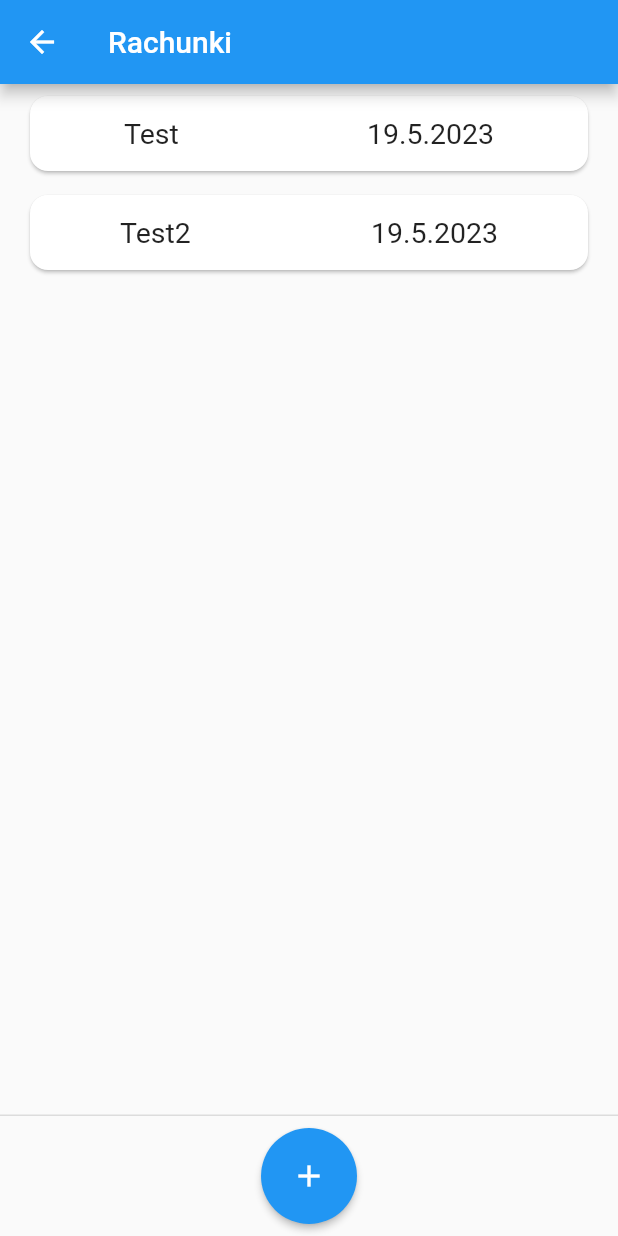
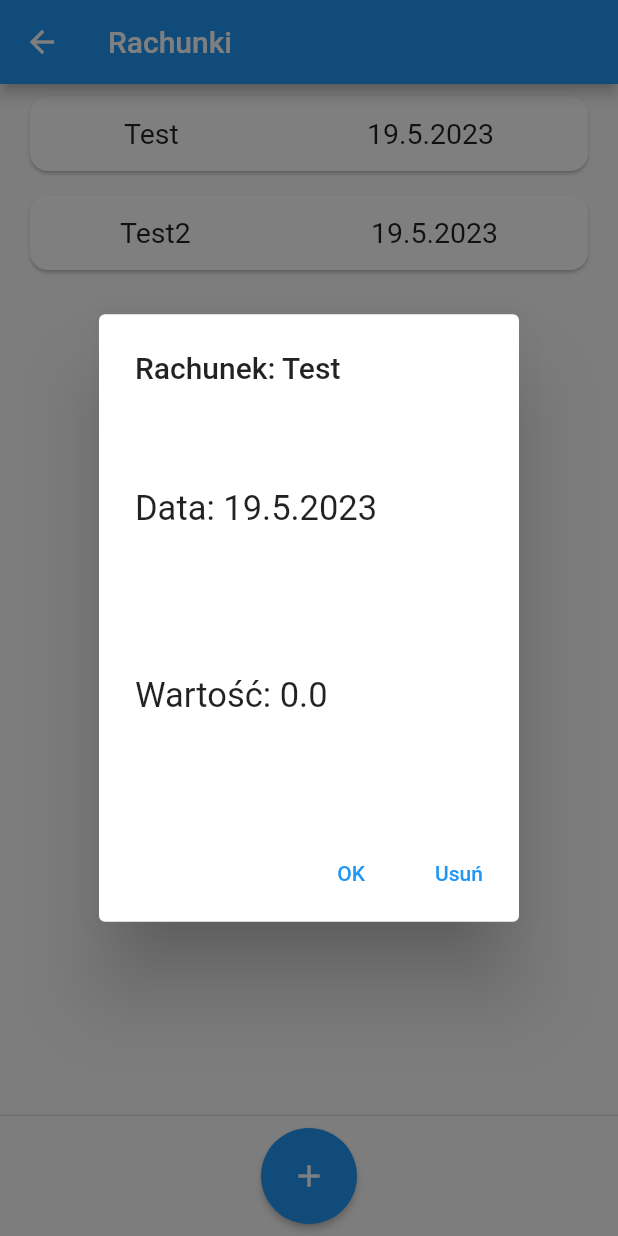
Before and after one commit to JPiotr/homeFinance, a Flutter app: the ReciptPage screen opened by its route, after a tap on "Test", on a phone screen of 412 x 824 dp. Run offline on Flutter 3.47's test engine with Material 2 defaults, Android fonts, the phone set to English and light mode, and no system bars; our stand-ins replace firebase_auth, firebase_core, firebase_database; accounts and stored records are empty.

Commit message:
Dodanie animacji, oraz podglądu danych

```diff
--- a/lib/pages/recipt/recipt_state.dart
+++ b/lib/pages/recipt/recipt_state.dart
@@ -1,6 +1,7 @@
 import 'package:finance_app/pages/recipt/recipt.dart';
 import 'package:finance_app/pages/recipt/recipt_page.dart';
 import 'package:flutter/material.dart';
+import 'package:vector_math/vector_math.dart' as math;
 
 final List<Recipt> recipts = List.of({
   Recipt(0,"Test",0.0,DateTime.now()),
@@ -10,9 +11,12 @@ final List<Recipt> recipts = List.of({
 class ReciptState extends State<ReciptPage> {
   late String title;
 
-
   ReciptState(this.title);
 
+
+  Future<Object?> getValues() async{
+    return Navigator.pushNamed(context, '/recipt/new');
+  }
   @override
   Widget build(BuildContext context) {
     // final categoryWidgets = recipts.map((e) => CategoryWidget(e));
@@ -21,9 +25,15 @@ class ReciptState extends State<ReciptPage> {
       persistentFooterAlignment: AlignmentDirectional.bottomCenter,
         persistentFooterButtons: [
           ElevatedButton(
-            onPressed: () {
-              print("button clicked");
-              Navigator.pushNamed(context, '/recipt/new');
+            onPressed: () async {
+              List<Recipt>? recipt;
+              recipt = (await getValues()) as List<Recipt>?;
+              setState(() {
+
+              });
+              if(recipt != null){
+                recipts.addAll(recipt);
+              }
             },
             style: ElevatedButton.styleFrom(
               shape: const CircleBorder(),
@@ -40,13 +50,23 @@ class ReciptState extends State<ReciptPage> {
         body: ListView.builder(itemBuilder: (context, index) {
           return ListTile(title:
             GestureDetector(
-            onTap: ()=>{
-
+            onTap: () => showGeneralDialog<String>(
+              context: context,
+              pageBuilder: (context, animation, secondaryAnimation) {
+                  return Container();
               },
+              transitionBuilder: (BuildContext context,a1,a2,child){
+                var curve = Curves.easeInOut.transform(a1.value);
+                return Transform.scale(
+                  scale: curve,
+                    child: buildAlertDialog(index,context),
+                    // child: buildAlertDialog(index, context);
+                );},
+                transitionDuration: const Duration(milliseconds: 300),
+            ),
             child:
               Card(
                 borderOnForeground: true,
-              // margin: const EdgeInsets.all(5),
                 shape:
                 RoundedRectangleBorder(borderRadius: BorderRadius.circular(12)),
                 child: SizedBox(
@@ -63,6 +83,59 @@ class ReciptState extends State<ReciptPage> {
         },itemCount: recipts.length));
   }
 
+  AlertDialog buildAlertDialog(int index, BuildContext context) {
+    late Recipt recipt;
+    try{
+      recipt = recipts.elementAt(index);
+    }
+    catch (E){
+      recipt = Recipt(0, "", 0.0, DateTime.now());
+    }
+    // Recipt recipt = recipts.elementAt(index);
+    return AlertDialog(
+              title: Text("Rachunek: ${recipt.name}"),
+              content: SizedBox(
+                height: 250,
+                child: Column(
+                  mainAxisAlignment: MainAxisAlignment.spaceAround,
+                  children: [
+                    Row(
+                      children: [
+                        const Text("Data: ", style: TextStyle(fontSize: 23)),
+                        Text("${recipt.dateTime.day}."
+                            "${recipt.dateTime.month}."
+                            "${recipt.dateTime.year}", style: const TextStyle(fontSize: 23))
+                      ],
+                    ),
+                    Row(
+                      children: [
+                        const Text("Wartość: ", style: TextStyle(fontSize: 23)),
+                        Text("${recipt.value}", style: const TextStyle(fontSize: 23))
+                      ],
+                    )
+                  ],
+                ),
+              ),
+              actions: <Widget>[
+                TextButton(
+                  onPressed: () => Navigator.pop(context, 'OK'),
+                  child: const Text('OK'),
+                ),
+                TextButton(
+                  onPressed: () {
+
+                    Navigator.pop(context, 'Usuń');
+                    recipts.remove(recipts.elementAt(index));
+                    setState(() {
+
+                    });
+                  },
+                  child: const Text('Usuń'),
+                )
+              ],
+            );
+  }
+
   // SingleChildScrollView buildSingleChildScrollView() {
   //   return SingleChildScrollView(
   //       child: Center(
```
Also changed, not shown: lib/pages/recipt/recipt_form.dart (+31 -26 lines). Lines whose indentation alone changed are shown as unchanged.
